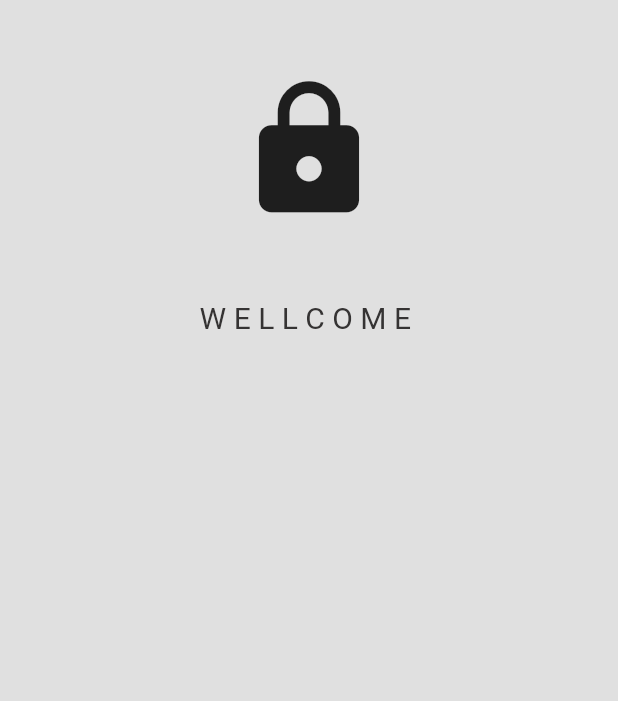
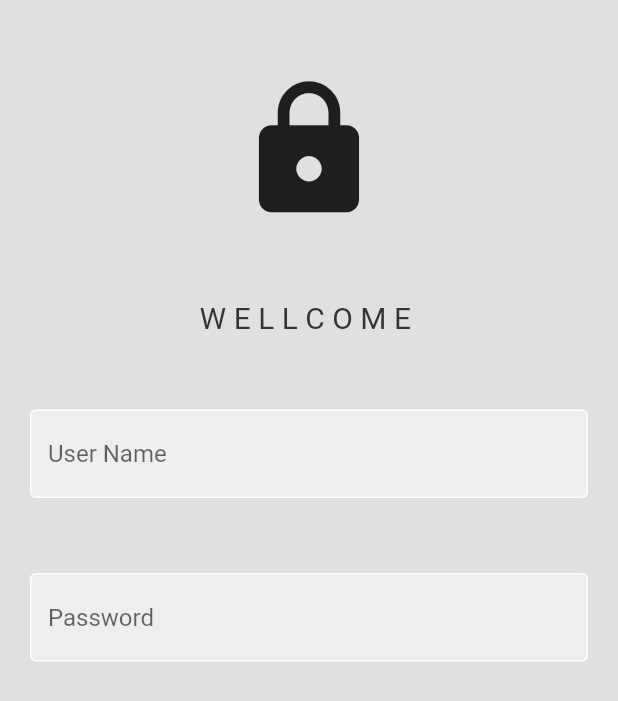
Before and after one commit to ZheerBarzan/auth_system, a Flutter app: the screen it shows after launch, on a phone screen of 412 x 824 dp. Shown: the top 701 px of the screen. Run offline on Flutter 3.47's test engine with Material 2 defaults, Android fonts, the phone set to English and light mode, and no system bars; Roboto replaces fonts that are missing (Segoe UI).

Commit message:
added the 2 text fields for login page

```diff
--- /dev/null
+++ b/lib/componetns/my_textfield.dart
@@ -0,0 +1,36 @@
+import 'package:flutter/material.dart';
+
+class MyTextField extends StatelessWidget {
+  final controller;
+  final String hintText;
+  final bool obscureText;
+  const MyTextField(
+      {super.key,
+      required this.controller,
+      required this.hintText,
+      required this.obscureText});
+
+  @override
+  Widget build(BuildContext context) {
+    return Padding(
+      padding: const EdgeInsets.symmetric(horizontal: 20),
+      child: TextField(
+        controller: controller,
+        obscureText: obscureText,
+        decoration: InputDecoration(
+          enabledBorder: const OutlineInputBorder(
+            borderSide: BorderSide(color: Colors.white),
+          ),
+          focusedBorder: const OutlineInputBorder(
+            borderSide: BorderSide(
+              color: Color.fromARGB(255, 206, 200, 200),
+            ),
+          ),
+          fillColor: const Color.fromARGB(255, 238, 238, 238),
+          filled: true,
+          hintText: hintText,
+        ),
+      ),
+    );
+  }
+}
--- a/lib/main.dart
+++ b/lib/main.dart
@@ -10,6 +10,6 @@ class MyApp extends StatelessWidget {
 
   @override
   Widget build(BuildContext context) {
-    return const LoginPage();
+    return LoginPage();
   }
 }
--- a/lib/pages/login_page.dart
+++ b/lib/pages/login_page.dart
@@ -1,7 +1,11 @@
+import 'package:authentication_system/componetns/my_textfield.dart';
 import 'package:flutter/material.dart';
 
 class LoginPage extends StatelessWidget {
-  const LoginPage({super.key});
+  LoginPage({super.key});
+
+  final usernameController = TextEditingController();
+  final passwordController = TextEditingController();
 
   @override
   Widget build(BuildContext context) {
@@ -10,35 +14,48 @@ class LoginPage extends StatelessWidget {
       home: SafeArea(
         child: Scaffold(
           backgroundColor: Colors.grey.shade300,
-          body: const Center(
+          body: Center(
             child: Column(
               children: [
-                SizedBox(
+                const SizedBox(
                   height: 50,
                 ),
                 //logo
-                Icon(
+                const Icon(
                   Icons.lock,
                   size: 100,
                 ),
-                SizedBox(
+                const SizedBox(
                   height: 50,
                 ),
-
-                Text(
+                // wellcome back messege
+                const Text(
                   "W E L L C O M E ",
                   style: TextStyle(
                       color: Color.fromARGB(255, 53, 51, 51),
                       fontSize: 20,
                       fontFamily: 'Segoe UI'),
                 ),
-
-                // wellcome back messege
-
                 // username text field
 
+                const SizedBox(
+                  height: 50,
+                ),
+                MyTextField(
+                  controller: usernameController,
+                  hintText: "User Name",
+                  obscureText: false,
+                ),
+
                 // password text field
-
+                const SizedBox(
+                  height: 50,
+                ),
+                MyTextField(
+                  controller: passwordController,
+                  hintText: "Password",
+                  obscureText: true,
+                ),
                 // forgot password
 
                 // sign in button
```
